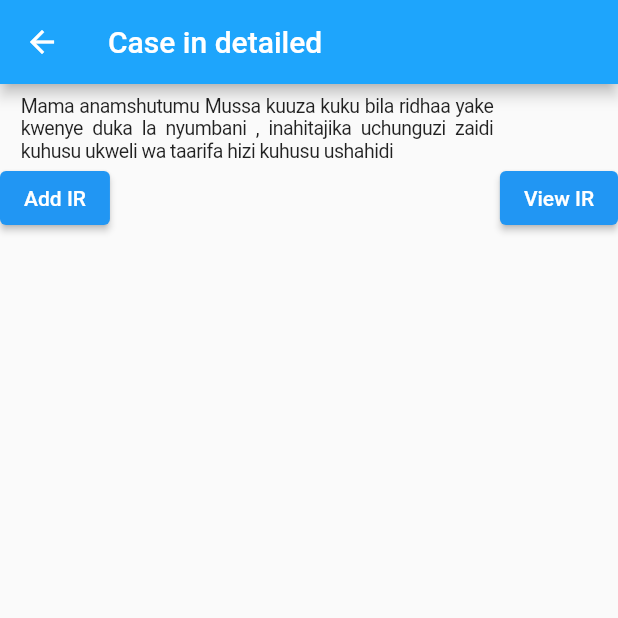
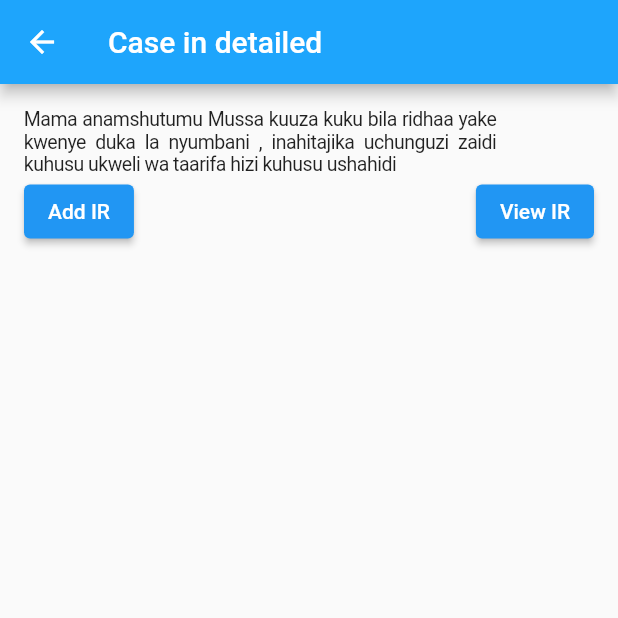
Before and after one commit to deogemini/police_app, a Flutter app: the viewCase screen opened directly, on a phone screen of 412 x 824 dp, the top half of it. Run offline on Flutter 3.47's test engine with Material 2 defaults, Android fonts, the phone set to English and light mode, and no system bars; our stand-ins replace image_picker, shared_preferences, splashscreen; accounts and stored records are empty.

```diff
--- a/lib/model/case.dart
+++ b/lib/model/case.dart
@@ -7,6 +7,6 @@ class CaseDetails {
 
   CaseDetails.fromJson(Map<String, dynamic> json)
       : description = json['description'],
-        casenumber = json['caseNumber'],
-        immediateAction = json['immeadteAction'];
+        casenumber = json['name'],
+        immediateAction = json['name'];
 }
--- a/lib/viewcases.dart
+++ b/lib/viewcases.dart
@@ -31,13 +31,13 @@ class _viewCaseState extends State<viewCase> {
               ),
             ))),
           ),
-          Column(children: <Widget>[
+          Padding(
+              padding: const EdgeInsets.all(16.0),
+              child: Column(children: <Widget>[
                 Row(
                     mainAxisAlignment: MainAxisAlignment.spaceBetween,
                     children: <Widget>[
-                  Padding(
-                    padding: EdgeInsets.fromLTRB(14, 7, 14, 0),
-                    child: Container(
+                      Container(
                         width: 315,
                         child: Text(
                           'Mama anamshutumu Mussa kuuza kuku  bila ridhaa yake kwenye duka la nyumbani , inahitajika uchunguzi zaidi kuhusu ukweli wa taarifa hizi kuhusu ushahidi',
@@ -48,7 +48,6 @@ class _viewCaseState extends State<viewCase> {
                               fontSize: 13,
                               fontWeight: FontWeight.normal,
                               letterSpacing: -0.33),
-                      ),
                         ),
                       ),
                     ]),
@@ -76,7 +75,8 @@ class _viewCaseState extends State<viewCase> {
                               Navigator.push(
                                 context,
                                 MaterialPageRoute(
-                                builder: (context) => InvestigationReport()),
+                                    builder: (context) =>
+                                        InvestigationReport()),
                               );
                             },
                             child: Text('View IR'))
@@ -84,7 +84,7 @@ class _viewCaseState extends State<viewCase> {
                     )
                   ],
                 )
-          ])
+              ]))
         ])));
   }
 }
```
Also changed, not shown: lib/card.dart (+23 -44 lines). Lines whose indentation alone changed are shown as unchanged.
